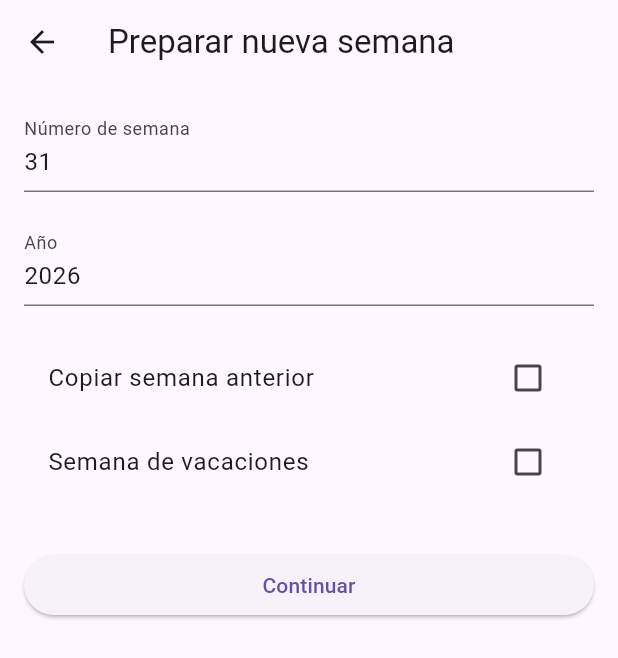
After one commit to boarderses/misemana-plus, a Flutter app: the PrepararSemanaScreen screen opened directly, on a phone screen of 412 x 824 dp. The commit adds this screen. Shown: the top 658 px of the screen. Run offline on Flutter 3.47's test engine with Material 3 defaults, Android fonts, the phone set to English and light mode, and no system bars; our stand-ins replace sqflite; accounts and stored records are empty.

Commit message:
Create week preparation module

```diff
--- /dev/null
+++ b/lib/domain/entities/semana.dart
@@ -0,0 +1,15 @@
+class Semana {
+  final int? id;
+  final int usuarioId;
+  final int numeroSemana;
+  final int anio;
+  final String estado;
+
+  Semana({
+    this.id,
+    required this.usuarioId,
+    required this.numeroSemana,
+    required this.anio,
+    required this.estado,
+  });
+}
--- /dev/null
+++ b/lib/presentation/screens/preparar_semana_screen.dart
@@ -0,0 +1,111 @@
+import 'package:flutter/material.dart';
+
+class PrepararSemanaScreen extends StatefulWidget {
+  const PrepararSemanaScreen({super.key});
+
+  @override
+  State<PrepararSemanaScreen> createState() =>
+      _PrepararSemanaScreenState();
+}
+
+class _PrepararSemanaScreenState
+    extends State<PrepararSemanaScreen> {
+
+  final numeroSemanaController =
+      TextEditingController();
+
+  final anioController =
+      TextEditingController();
+
+  bool copiarSemanaAnterior = false;
+  bool vacaciones = false;
+
+  @override
+  void initState() {
+    super.initState();
+
+    numeroSemanaController.text = "31";
+    anioController.text = "2026";
+  }
+
+  @override
+  void dispose() {
+    numeroSemanaController.dispose();
+    anioController.dispose();
+    super.dispose();
+  }
+
+  @override
+  Widget build(BuildContext context) {
+
+    return Scaffold(
+      appBar: AppBar(
+        title: const Text("Preparar nueva semana"),
+      ),
+      body: Padding(
+        padding: const EdgeInsets.all(16),
+        child: ListView(
+          children: [
+
+            TextField(
+              controller: numeroSemanaController,
+              keyboardType: TextInputType.number,
+              decoration: const InputDecoration(
+                labelText: "Número de semana",
+              ),
+            ),
+
+            const SizedBox(height: 20),
+
+            TextField(
+              controller: anioController,
+              keyboardType: TextInputType.number,
+              decoration: const InputDecoration(
+                labelText: "Año",
+              ),
+            ),
+
+            const SizedBox(height: 20),
+
+            CheckboxListTile(
+              title: const Text(
+                "Copiar semana anterior",
+              ),
+              value: copiarSemanaAnterior,
+              onChanged: (value) {
+                setState(() {
+                  copiarSemanaAnterior =
+                      value!;
+                });
+              },
+            ),
+
+            CheckboxListTile(
+              title: const Text(
+                "Semana de vacaciones",
+              ),
+              value: vacaciones,
+              onChanged: (value) {
+                setState(() {
+                  vacaciones = value!;
+                });
+              },
+            ),
+
+            const SizedBox(height: 30),
+
+            ElevatedButton(
+              onPressed: () {
+
+              },
+              child: const Text(
+                "Continuar",
+              ),
+            )
+
+          ],
+        ),
+      ),
+    );
+  }
+}
```
Also changed, not shown: lib/data/datasource/database_helper.dart (+21 -9 lines), lib/data/models/semana_model.dart (added, +31 -0 lines), lib/data/repositories/semana_repository.dart (added, +33 -0 lines), lib/presentation/screens/home_screen.dart (+16 -0 lines).
